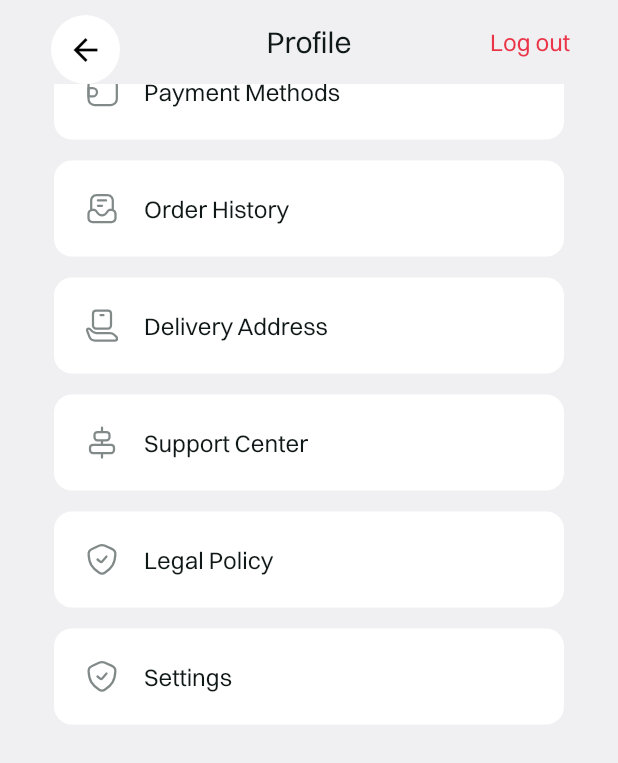
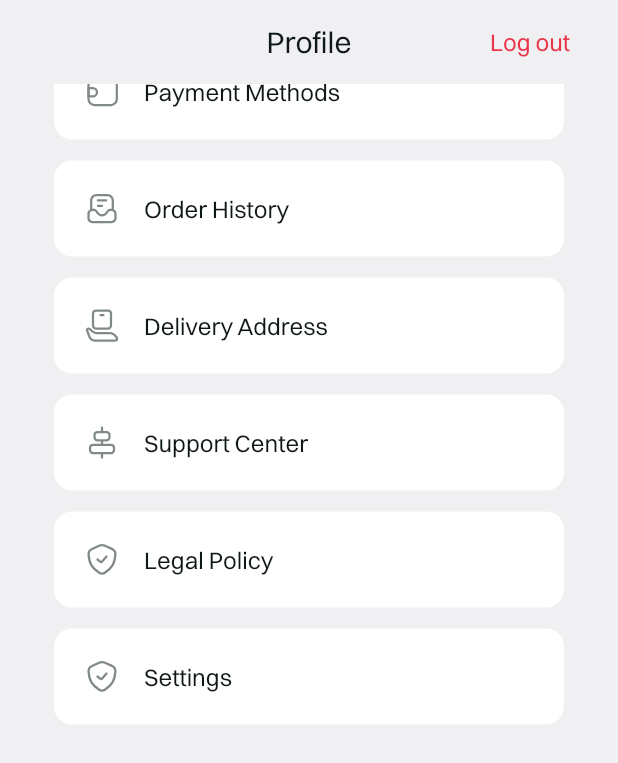
Before and after one commit to jainil30/Flutter-UI-Task-, a Flutter app: the MyProfileScreen screen opened by its route, scrolled down 217 dp, on a phone screen of 412 x 824 dp. Shown: the top 763 px of the screen. Run offline on Flutter 3.47's test engine with Material 3 defaults, Android fonts, the phone set to English and light mode, and no system bars; our stand-ins replace camera, flutter_slidable, flutter_svg, gap, get, hive and 1 more; accounts and stored records are empty; network calls fail.

Commit message:
Final Commit

```diff
--- /dev/null
+++ b/furniture_app/lib/common/global.dart
@@ -0,0 +1,5 @@
+class global {
+  static String email = "";
+  static String username = "";
+  static bool isOnline = false;
+}
--- a/furniture_app/lib/main.dart
+++ b/furniture_app/lib/main.dart
@@ -5,7 +5,6 @@ import 'package:furniture_app/views/splash_screen.dart';
 import 'package:get/get.dart';
 import 'package:hive/hive.dart';
 import 'package:path_provider/path_provider.dart';
-import 'package:shared_preferences/shared_preferences.dart';
 
 import 'common/theme.dart';
 import 'constants/strings.dart';
@@ -16,7 +15,7 @@ void main() async {
   Hive.init(directory.path);
   Hive.registerAdapter(UserModelAdapter());
   await Hive.openBox<UserModel>(StringConstants.USER_MODEL_HIVE);
-  SharedPreferences prefs = await SharedPreferences.getInstance();
+  // SharedPreferences prefs = await SharedPreferences.getInstance();
   runApp(const MyApp());
 }
 
--- a/furniture_app/lib/services/hive_services.dart
+++ b/furniture_app/lib/services/hive_services.dart
@@ -42,7 +42,7 @@ class HiveService {
   }
 
   List<UserModel> searchUserByEmail(String value) {
-    if (value == null || value == "") {
+    if (value == "") {
       print("Value is null");
     }
     print("Searched value : $value");
--- a/furniture_app/lib/views/notification_screen.dart
+++ b/furniture_app/lib/views/notification_screen.dart
@@ -7,7 +7,7 @@ import 'package:get/get.dart';
 
 /*
   Created By : Jainil Dalwadi
-  Purpose : Shows all recent notifications
+  Purpose : Shows all recent notificationsF
  */
 class NotificationScreen extends StatelessWidget {
   static const routeName = '/notificationScreen';
--- a/furniture_app/lib/views/profile_screen.dart
+++ b/furniture_app/lib/views/profile_screen.dart
@@ -8,7 +8,6 @@ import 'package:gap/gap.dart';
 import 'package:get/get.dart';
 import 'package:shared_preferences/shared_preferences.dart';
 
-import '../widgets/custom_back_icon_button.dart';
 import '../widgets/profile_menu.dart';
 
 /*
@@ -34,13 +33,6 @@ class _MyProfileScreenState extends State<MyProfileScreen> {
   void initState() {
     // TODO: implement initState
     super.initState();
-/* When saved in shared preference
-           preferences.setString(
-                "email", emailController.value.text.toString());
-            preferences.setString("name", user.fullName);
-            preferences.setBool("isOnline", user.isOnline);
-
- */
     print("init not called");
     getSharedPreference();
   }
@@ -69,14 +61,6 @@ class _MyProfileScreenState extends State<MyProfileScreen> {
         forceMaterialTransparency: true,
         automaticallyImplyLeading: false,
         backgroundColor: Colors.transparent,
-        leadingWidth: 80,
-        leading: Container(
-          margin: EdgeInsets.only(left: 34, top: 10),
-          child: CustomBackIconButton(
-            icon: Icons.arrow_back,
-            function: Get.back,
-          ),
-        ),
         centerTitle: true,
         title: Text(
           "Profile",
@@ -84,7 +68,7 @@ class _MyProfileScreenState extends State<MyProfileScreen> {
         ),
         actions: [
           Container(
-            margin: EdgeInsets.only(right: 20),
+            margin: const EdgeInsets.only(right: 20),
             child: TextButton(
                 onPressed: () {
                   Navigator.pushNamedAndRemoveUntil(
@@ -102,16 +86,31 @@ class _MyProfileScreenState extends State<MyProfileScreen> {
       ),
       body: SingleChildScrollView(
         child: Padding(
-          padding: EdgeInsets.all(8.0),
+          padding: const EdgeInsets.all(8.0),
           child: Column(
             crossAxisAlignment: CrossAxisAlignment.center,
             children: [
-              const CircleAvatar(
-                foregroundImage: NetworkImage(
-                    "https://encrypted-tbn0.gstatic.com/images?q=tbn:ANd9GcSB9oF0K9m3KZbFrOm1s3GTB57LyEpOX2Rd9jFy91GDrw&s"),
-                maxRadius: 50,
+              const Stack(
+                children: [
+                  Align(
+                    alignment: Alignment.center,
+                    child: CircleAvatar(
+                      foregroundImage: NetworkImage(
+                          "https://encrypted-tbn0.gstatic.com/images?q=tbn:ANd9GcSB9oF0K9m3KZbFrOm1s3GTB57LyEpOX2Rd9jFy91GDrw&s"),
+                      maxRadius: 50,
+                    ),
+                  ),
+                  Positioned(
+                    right: 145,
+                    bottom: 15,
+                    child: CircleAvatar(
+                      backgroundColor: Colors.greenAccent,
+                      minRadius: 5,
+                    ),
+                  )
+                ],
               ),
-              Gap(12),
+              const Gap(12),
               Obx(
                 () => MyReusableText(
                     content: (userController.name.value.isEmpty)
@@ -119,7 +118,7 @@ class _MyProfileScreenState extends State<MyProfileScreen> {
                         : "Jainil Dalwadi",
                     style: Theme.of(context).textTheme.displayMedium!),
               ),
-              Gap(5),
+              const Gap(5),
               MyReusableText(
                   content:
                       (email != null) ? email! : "jainil.dalwadi@gmail.com",
@@ -128,11 +127,11 @@ class _MyProfileScreenState extends State<MyProfileScreen> {
                       .titleLarge!
                       .copyWith(color: greyColor)),
               Container(
-                  margin: EdgeInsets.only(top: 10, left: 24, right: 24),
+                  margin: const EdgeInsets.only(top: 10, left: 24, right: 24),
                   // color: Colors.red,
                   height: getHeight(height: 0.6, context: context),
                   child: ProfileMenu()),
-              SizedBox(
+              const SizedBox(
                 height: 300,
               )
             ],
--- a/furniture_app/lib/widgets/payments_bottom_sheet.dart
+++ b/furniture_app/lib/widgets/payments_bottom_sheet.dart
@@ -51,6 +51,7 @@ class PaymentsBottomSheet extends StatelessWidget {
             CustomElevatedButton(
               text: "Payments",
               onClickFunction: () {
+                Get.snackbar("Payment Done", "", icon: Icon(Icons.payments));
                 cartController.cartItems.clear();
                 Navigator.pushNamed(context, MyBottomNavigation.routeName);
               },
--- a/furniture_app/lib/widgets/reusable_text.dart
+++ b/furniture_app/lib/widgets/reusable_text.dart
@@ -8,6 +8,7 @@ import 'package:flutter/material.dart';
 class MyReusableText extends StatelessWidget {
   final String content;
   final TextStyle style;
+
   const MyReusableText({
     super.key,
     required this.content,
--- a/furniture_app/lib/widgets/text_form_field.dart
+++ b/furniture_app/lib/widgets/text_form_field.dart
@@ -15,7 +15,8 @@ class CustomTextFormField extends StatelessWidget {
       required this.labelText,
       this.showIcon,
       this.maxLength,
-      this.validation});
+      this.validation,
+      this.focusNode});
 
   final bool? showIcon;
   final TextEditingController controller;
@@ -25,10 +26,12 @@ class CustomTextFormField extends StatelessWidget {
   final TextInputType? textInputType;
   final int? maxLength;
   final Function? validation;
+  final FocusNode? focusNode;
   @override
   Widget build(BuildContext context) {
     return TextFormField(
       controller: controller,
+      focusNode: (focusNode != null) ? focusNode : null,
       decoration: InputDecoration(
         filled: true,
         hintText: hintText,
```
Also changed, not shown: furniture_app/lib/widgets/sign_in_form.dart (+9 -3 lines).
